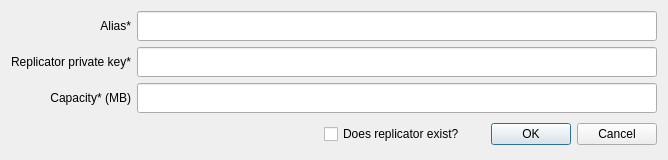
First picture: the form in UserApp/Dialogs/ReplicatorOnBoardingDialog.ui, repository proximax-storage/cpp-xpx-storage-user-app, before the edit.
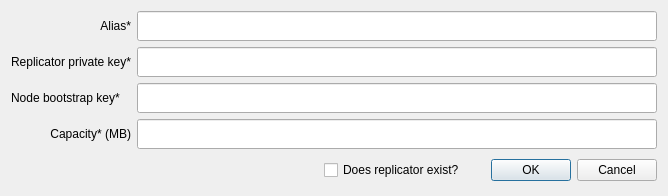
Second picture: the form after the edit.

Commit message: fixed design of my replicator onboarding

Patch:
```diff
--- a/UserApp/Dialogs/ReplicatorOnBoardingDialog.ui
+++ b/UserApp/Dialogs/ReplicatorOnBoardingDialog.ui
@@ -7,7 +7,7 @@
     <x>0</x>
     <y>0</y>
     <width>668</width>
-    <height>160</height>
+    <height>178</height>
    </rect>
   </property>
   <property name="windowTitle">
@@ -16,7 +16,17 @@
   <layout class="QVBoxLayout" name="verticalLayout">
    <item>
     <layout class="QGridLayout" name="gridLayout">
-     <item row="2" column="1">
+     <item row="0" column="0">
+      <widget class="QLabel" name="label_3">
+       <property name="text">
+        <string>Alias*</string>
+       </property>
+       <property name="alignment">
+        <set>Qt::AlignRight|Qt::AlignTrailing|Qt::AlignVCenter</set>
+       </property>
+      </widget>
+     </item>
+     <item row="3" column="1">
       <widget class="QLineEdit" name="capacity">
        <property name="minimumSize">
         <size>
@@ -68,27 +78,7 @@
        </property>
       </widget>
      </item>
-     <item row="2" column="0">
-      <widget class="QLabel" name="label_2">
-       <property name="text">
-        <string>Capacity* (MB)</string>
-       </property>
-       <property name="alignment">
-        <set>Qt::AlignRight|Qt::AlignTrailing|Qt::AlignVCenter</set>
-       </property>
-      </widget>
-     </item>
-     <item row="0" column="0">
-      <widget class="QLabel" name="label_3">
-       <property name="text">
-        <string>Alias*</string>
-       </property>
-       <property name="alignment">
-        <set>Qt::AlignRight|Qt::AlignTrailing|Qt::AlignVCenter</set>
-       </property>
-      </widget>
-     </item>
-     <item row="3" column="1">
+     <item row="4" column="1">
       <layout class="QHBoxLayout" name="horizontalLayout_4">
        <item>
         <spacer name="horizontalSpacer">
@@ -134,6 +124,33 @@
        </item>
       </layout>
      </item>
+     <item row="2" column="0">
+      <widget class="QLabel" name="label_4">
+       <property name="text">
+        <string>Node bootstrap key*</string>
+       </property>
+      </widget>
+     </item>
+     <item row="3" column="0">
+      <widget class="QLabel" name="label_2">
+       <property name="text">
+        <string>Capacity* (MB)</string>
+       </property>
+       <property name="alignment">
+        <set>Qt::AlignRight|Qt::AlignTrailing|Qt::AlignVCenter</set>
+       </property>
+      </widget>
+     </item>
+     <item row="2" column="1">
+      <widget class="QLineEdit" name="nodeBootKey">
+       <property name="minimumSize">
+        <size>
+         <width>450</width>
+         <height>30</height>
+        </size>
+       </property>
+      </widget>
+     </item>
     </layout>
    </item>
   </layout>
```
The commit also changes 5 other files.
